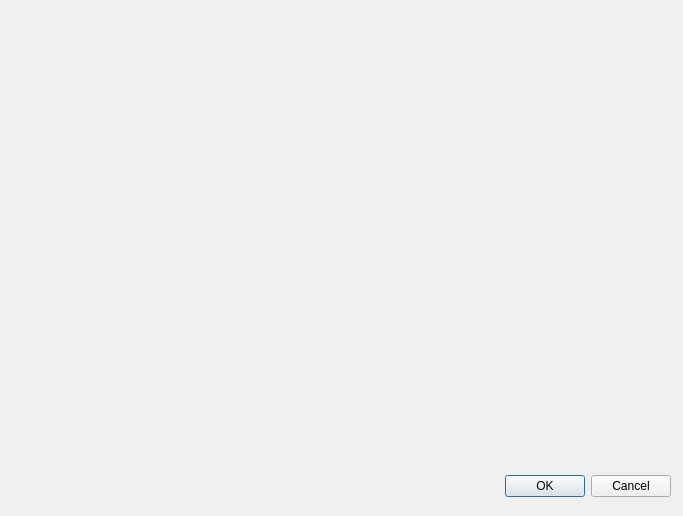
First picture: the form in app/visualisation/ExportVisualisationDialog.ui, repository praaline/Praaline, before the edit.
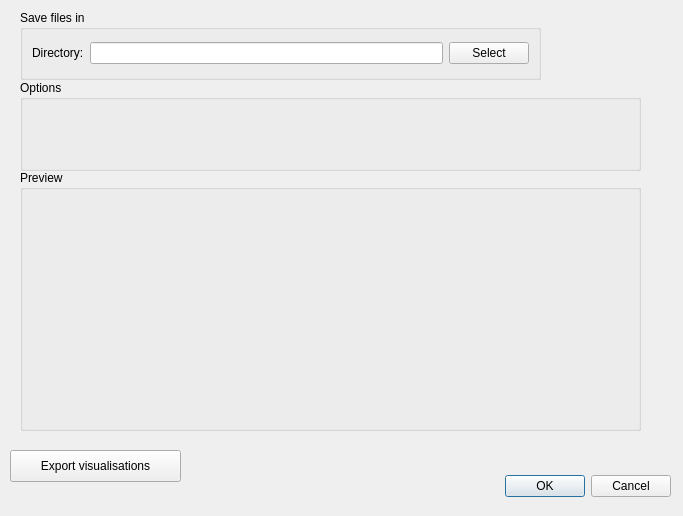
Second picture: the form after the edit.

Commit message: Export image

Patch:
```diff
--- a/app/visualisation/ExportVisualisationDialog.ui
+++ b/app/visualisation/ExportVisualisationDialog.ui
@@ -29,6 +29,77 @@
     <set>QDialogButtonBox::Cancel|QDialogButtonBox::Ok</set>
    </property>
   </widget>
+  <widget class="QPushButton" name="commandExport">
+   <property name="geometry">
+    <rect>
+     <x>10</x>
+     <y>450</y>
+     <width>171</width>
+     <height>32</height>
+    </rect>
+   </property>
+   <property name="text">
+    <string>Export visualisations</string>
+   </property>
+  </widget>
+  <widget class="QGroupBox" name="groupBoxExportDirectory">
+   <property name="geometry">
+    <rect>
+     <x>20</x>
+     <y>10</y>
+     <width>521</width>
+     <height>70</height>
+    </rect>
+   </property>
+   <property name="title">
+    <string>Save files in</string>
+   </property>
+   <layout class="QGridLayout" name="gridLayout">
+    <item row="0" column="0">
+     <widget class="QLabel" name="labelExportDirectory">
+      <property name="text">
+       <string>Directory:</string>
+      </property>
+     </widget>
+    </item>
+    <item row="0" column="1">
+     <widget class="QLineEdit" name="editExportDirectory"/>
+    </item>
+    <item row="0" column="2">
+     <widget class="QPushButton" name="commandSelectExportDirectory">
+      <property name="text">
+       <string>Select</string>
+      </property>
+     </widget>
+    </item>
+   </layout>
+  </widget>
+  <widget class="QGroupBox" name="groupBoxOptions">
+   <property name="geometry">
+    <rect>
+     <x>20</x>
+     <y>80</y>
+     <width>621</width>
+     <height>91</height>
+    </rect>
+   </property>
+   <property name="title">
+    <string>Options</string>
+   </property>
+  </widget>
+  <widget class="QGroupBox" name="groupBoxPreview">
+   <property name="geometry">
+    <rect>
+     <x>20</x>
+     <y>170</y>
+     <width>621</width>
+     <height>261</height>
+    </rect>
+   </property>
+   <property name="title">
+    <string>Preview</string>
+   </property>
+  </widget>
  </widget>
  <resources/>
  <connections>
```
The commit also changes 5 other files.
